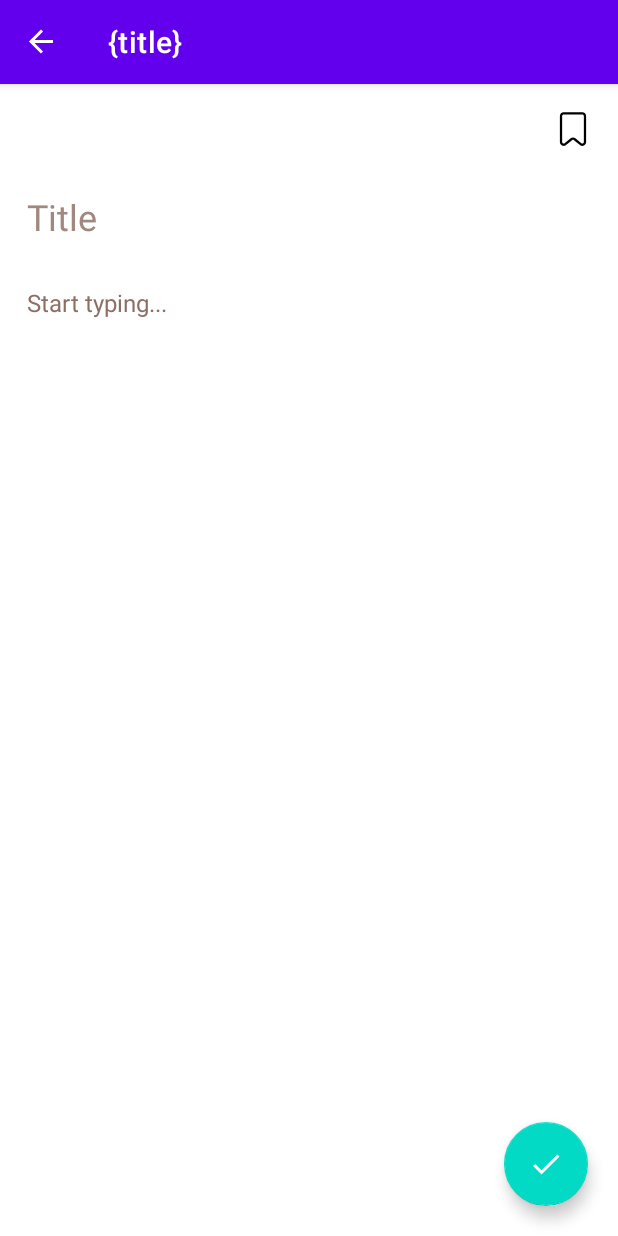
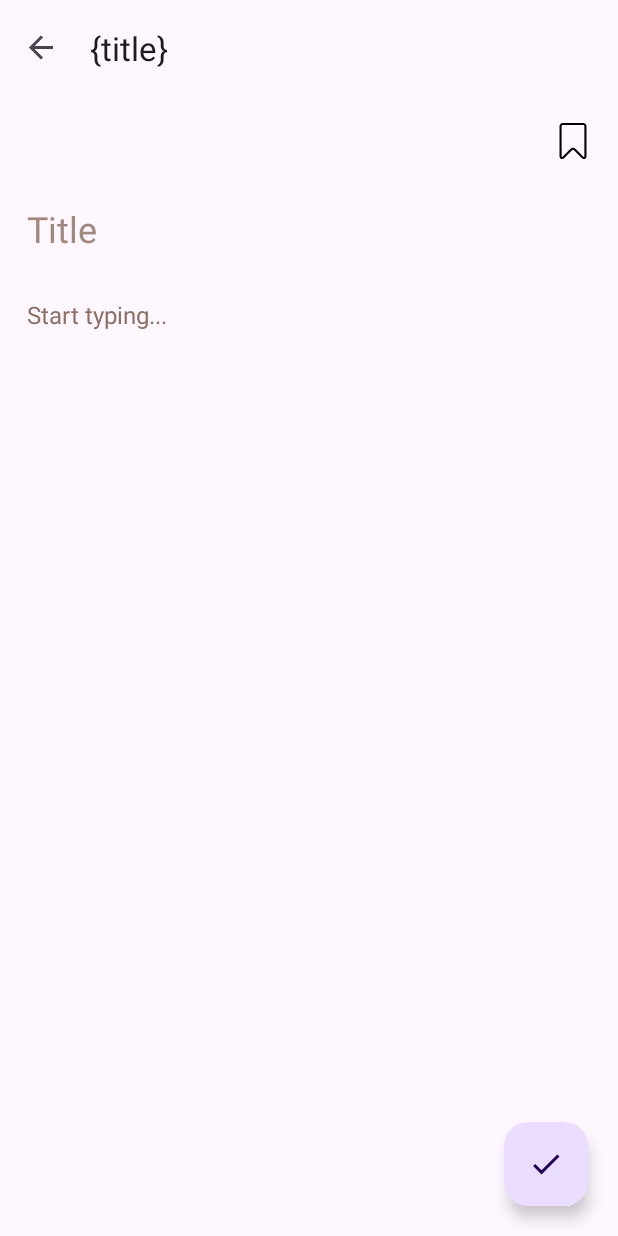
Before and after one commit to mamunur-rashid-johny/todoApp, an Android app: the screen it shows after launch (MainActivity), after a tap on "Task add fab button", on a phone screen of 412 x 824 dp. Run offline under Robolectric (Android 15) with nearby library versions, the phone set to English and light mode, and no system bars; our stand-ins replace Dagger/Hilt's generated code, Room's generated code, navigation-ui.

Commit message:
fix:migrate theme to material3

```diff
--- a/app/src/main/java/com/qubelex/todoapp/ui/MainActivity.kt
+++ b/app/src/main/java/com/qubelex/todoapp/ui/MainActivity.kt
@@ -6,22 +6,29 @@ import androidx.appcompat.app.AppCompatActivity
 import androidx.navigation.NavController
 import androidx.navigation.fragment.NavHostFragment
 import androidx.navigation.fragment.findNavController
+import androidx.navigation.ui.AppBarConfiguration
 import androidx.navigation.ui.setupActionBarWithNavController
 import com.qubelex.todoapp.R
+import com.qubelex.todoapp.databinding.ActivityMainBinding
 import dagger.hilt.android.AndroidEntryPoint
 
 @AndroidEntryPoint
 class MainActivity : AppCompatActivity() {
     private lateinit var navController: NavController
+    private lateinit var appBarConfiguration: AppBarConfiguration
+    private lateinit var binding: ActivityMainBinding
     override fun onCreate(savedInstanceState: Bundle?) {
         super.onCreate(savedInstanceState)
-        setContentView(R.layout.activity_main)
+        binding = ActivityMainBinding.inflate(layoutInflater)
+        setContentView(binding.root)
+
+        setSupportActionBar(binding.toolbar)
 
         val navHost =
             supportFragmentManager.findFragmentById(R.id.nav_host_fragment) as NavHostFragment
         navController = navHost.findNavController()
-
-        setupActionBarWithNavController(navController)
+        appBarConfiguration = AppBarConfiguration(navController.graph)
+        setupActionBarWithNavController(navController,appBarConfiguration)
     }
 
 
--- a/app/src/main/java/com/qubelex/todoapp/ui/add_edit/AddEditFragment.kt
+++ b/app/src/main/java/com/qubelex/todoapp/ui/add_edit/AddEditFragment.kt
@@ -1,9 +1,12 @@
 package com.qubelex.todoapp.ui.add_edit
 
 import android.os.Bundle
+import android.util.Log
 import android.view.View
 import android.view.animation.AnimationUtils
+import android.view.animation.OvershootInterpolator
 import androidx.core.os.bundleOf
+import androidx.core.view.ViewCompat
 import androidx.core.view.isVisible
 import androidx.core.widget.addTextChangedListener
 import androidx.fragment.app.Fragment
--- a/app/src/main/res/drawable/ic_add.xml
+++ b/app/src/main/res/drawable/ic_add.xml
@@ -1,5 +1,5 @@
-<vector android:height="24dp" android:tint="@color/white"
+<vector android:height="24dp" android:tint="?attr/colorSurface"
     android:viewportHeight="24" android:viewportWidth="24"
     android:width="24dp" xmlns:android="http://schemas.android.com/apk/res/android">
-    <path android:fillColor="@android:color/white" android:pathData="M19,13h-6v6h-2v-6H5v-2h6V5h2v6h6v2z"/>
+    <path android:fillColor="?attr/colorSurface" android:pathData="M19,13h-6v6h-2v-6H5v-2h6V5h2v6h6v2z"/>
 </vector>
--- a/app/src/main/res/drawable/ic_check.xml
+++ b/app/src/main/res/drawable/ic_check.xml
@@ -1,5 +1,5 @@
-<vector android:height="24dp" android:tint="#000000"
+<vector android:height="24dp" android:tint="?attr/colorSurface"
     android:viewportHeight="24" android:viewportWidth="24"
     android:width="24dp" xmlns:android="http://schemas.android.com/apk/res/android">
-    <path android:fillColor="@android:color/white" android:pathData="M9,16.17L4.83,12l-1.42,1.41L9,19 21,7l-1.41,-1.41z"/>
+    <path android:fillColor="?attr/colorSurface" android:pathData="M9,16.17L4.83,12l-1.42,1.41L9,19 21,7l-1.41,-1.41z"/>
 </vector>
--- a/app/src/main/res/drawable/ic_fav.xml
+++ b/app/src/main/res/drawable/ic_fav.xml
@@ -1,4 +1,4 @@
-<vector android:height="24dp" android:viewportHeight="64"
-    android:viewportWidth="64" android:width="24dp" xmlns:android="http://schemas.android.com/apk/res/android">
-    <path android:fillColor="#000000" android:pathData="m15.4,62c-1,0 -2,-0.2 -2.9,-0.7 -2.4,-1.1 -3.8,-3.4 -3.8,-6.1v-46.5c0,-3.7 3,-6.7 6.7,-6.7h33.2c3.7,0 6.7,3 6.7,6.7v46.6c0,2.6 -1.5,4.9 -3.8,6.1 -2.4,1.1 -5.1,0.8 -7.1,-0.9l-10.7,-8.7c-1,-0.8 -2.4,-0.8 -3.4,0l-10.7,8.7c-1.2,1 -2.7,1.5 -4.2,1.5zM32,47.1c1.5,0 3,0.5 4.2,1.5l10.7,8.7c0.8,0.7 1.9,0.8 2.9,0.4 1,-0.5 1.5,-1.4 1.5,-2.4v-46.6c0,-1.5 -1.2,-2.7 -2.7,-2.7h-33.2c-1.5,0 -2.7,1.2 -2.7,2.7v46.6c0,1.1 0.6,2 1.5,2.4 1,0.5 2,0.3 2.9,-0.4l10.7,-8.7c1.2,-0.9 2.7,-1.5 4.2,-1.5z"/>
+<vector android:height="24dp" android:viewportHeight="511.96"
+    android:viewportWidth="511.96" android:width="24dp" xmlns:android="http://schemas.android.com/apk/res/android">
+    <path android:fillColor="#000000" android:pathData="m400.58,0h-289.2c-25.49,0 -47.13,20.56 -47.13,47.13v427.63c0.08,33.73 41.28,49.56 64.7,25.88l110.24,-110.2c8.83,-9.22 24.76,-9.22 33.59,0l110.24,110.2c23.43,23.69 64.63,7.84 64.7,-25.88v-427.63c0,-26.58 -21.65,-47.13 -47.13,-47.13zM417.71,474.76c-0.04,7.14 -8.91,9.5 -13.51,4.65 -22.04,-22.07 -84.88,-84.9 -110.19,-110.16 -19.91,-20.83 -56.12,-20.83 -76.02,-0.04 -17.49,17.45 -51.71,51.67 -78.7,78.64l-31.39,31.38c-4.52,4.8 -13.51,3.2 -13.66,-4.19v-427.9c0,-9.58 7.77,-17.13 17.13,-17.13h289.2c9.35,0 17.13,7.54 17.13,17.13z"/>
 </vector>
--- a/app/src/main/res/drawable/ic_fav_fill.xml
+++ b/app/src/main/res/drawable/ic_fav_fill.xml
@@ -1,5 +1,4 @@
-<vector android:height="24dp" android:viewportHeight="64"
-    android:viewportWidth="64" android:width="24dp" xmlns:android="http://schemas.android.com/apk/res/android">
-    <path android:fillColor="#2b3954" android:pathData="m15.4,62c-1,0 -2,-0.2 -2.9,-0.7 -2.4,-1.1 -3.8,-3.4 -3.8,-6.1v-46.5c0,-3.7 3,-6.7 6.7,-6.7h33.2c3.7,0 6.7,3 6.7,6.7v46.6c0,2.6 -1.5,4.9 -3.8,6.1 -2.4,1.1 -5.1,0.8 -7.1,-0.9l-10.7,-8.7c-1,-0.8 -2.4,-0.8 -3.4,0l-10.7,8.7c-1.2,1 -2.7,1.5 -4.2,1.5zM32,47.1c1.5,0 3,0.5 4.2,1.5l10.7,8.7c0.8,0.7 1.9,0.8 2.9,0.4 1,-0.5 1.5,-1.4 1.5,-2.4v-46.6c0,-1.5 -1.2,-2.7 -2.7,-2.7h-33.2c-1.5,0 -2.7,1.2 -2.7,2.7v46.6c0,1.1 0.6,2 1.5,2.4 1,0.5 2,0.3 2.9,-0.4l10.7,-8.7c1.2,-0.9 2.7,-1.5 4.2,-1.5z"/>
-    <path android:fillColor="#03b8ff" android:pathData="m40.9,16.4h-17.6c-1.1,0 -2,-0.9 -2,-2s0.9,-2 2,-2h17.5c1.1,0 2,0.9 2,2s-0.8,2 -1.9,2z"/>
+<vector android:height="24dp" android:viewportHeight="511.96"
+    android:viewportWidth="511.96" android:width="24dp" xmlns:android="http://schemas.android.com/apk/res/android">
+    <path android:fillColor="#000000" android:pathData="m400.58,0h-289.2c-25.49,0 -47.13,20.56 -47.13,47.13v427.63c0.08,33.73 41.28,49.56 64.7,25.88l110.24,-110.2c8.83,-9.22 24.76,-9.22 33.59,0l110.24,110.2c23.43,23.69 64.63,7.84 64.7,-25.88v-427.63c0,-26.58 -21.65,-47.13 -47.13,-47.13z"/>
 </vector>
--- a/app/src/main/res/drawable/ic_filter_list.xml
+++ b/app/src/main/res/drawable/ic_filter_list.xml
@@ -1,5 +1,5 @@
-<vector android:height="24dp" android:tint="#FFFFFF"
+<vector android:height="24dp" android:tint="?attr/colorOnBackground"
     android:viewportHeight="24" android:viewportWidth="24"
     android:width="24dp" xmlns:android="http://schemas.android.com/apk/res/android">
-    <path android:fillColor="@android:color/white" android:pathData="M10,18h4v-2h-4v2zM3,6v2h18L21,6L3,6zM6,13h12v-2L6,11v2z"/>
+    <path android:fillColor="?attr/colorOnBackground" android:pathData="M10,18h4v-2h-4v2zM3,6v2h18L21,6L3,6zM6,13h12v-2L6,11v2z"/>
 </vector>
--- a/app/src/main/res/drawable/ic_search.xml
+++ b/app/src/main/res/drawable/ic_search.xml
@@ -1,5 +1,5 @@
-<vector android:height="24dp" android:tint="#FFFFFF"
+<vector android:height="24dp" android:tint="?attr/colorOnBackground"
     android:viewportHeight="24" android:viewportWidth="24"
     android:width="24dp" xmlns:android="http://schemas.android.com/apk/res/android">
-    <path android:fillColor="@android:color/white" android:pathData="M15.5,14h-0.79l-0.28,-0.27C15.41,12.59 16,11.11 16,9.5 16,5.91 13.09,3 9.5,3S3,5.91 3,9.5 5.91,16 9.5,16c1.61,0 3.09,-0.59 4.23,-1.57l0.27,0.28v0.79l5,4.99L20.49,19l-4.99,-5zM9.5,14C7.01,14 5,11.99 5,9.5S7.01,5 9.5,5 14,7.01 14,9.5 11.99,14 9.5,14z"/>
+    <path android:fillColor="?attr/colorOnBackground" android:pathData="M15.5,14h-0.79l-0.28,-0.27C15.41,12.59 16,11.11 16,9.5 16,5.91 13.09,3 9.5,3S3,5.91 3,9.5 5.91,16 9.5,16c1.61,0 3.09,-0.59 4.23,-1.57l0.27,0.28v0.79l5,4.99L20.49,19l-4.99,-5zM9.5,14C7.01,14 5,11.99 5,9.5S7.01,5 9.5,5 14,7.01 14,9.5 11.99,14 9.5,14z"/>
 </vector>
--- a/app/src/main/res/layout/activity_main.xml
+++ b/app/src/main/res/layout/activity_main.xml
@@ -1,19 +1,39 @@
 <?xml version="1.0" encoding="utf-8"?>
-<androidx.coordinatorlayout.widget.CoordinatorLayout xmlns:android="http://schemas.android.com/apk/res/android"
+<androidx.constraintlayout.widget.ConstraintLayout xmlns:android="http://schemas.android.com/apk/res/android"
     xmlns:tools="http://schemas.android.com/tools"
     android:layout_width="match_parent"
     android:layout_height="match_parent"
     xmlns:app="http://schemas.android.com/apk/res-auto"
     tools:context=".ui.MainActivity">
 
+    <com.google.android.material.appbar.AppBarLayout
+        android:id="@+id/appBar"
+        android:layout_width="match_parent"
+        android:layout_height="wrap_content"
+        android:fitsSystemWindows="true"
+        app:layout_constraintEnd_toEndOf="parent"
+        app:layout_constraintStart_toStartOf="parent"
+        app:layout_constraintTop_toTopOf="parent">
+
+        <com.google.android.material.appbar.MaterialToolbar
+            android:id="@+id/toolbar"
+            android:layout_width="match_parent"
+            android:layout_height="?attr/actionBarSize" />
+
+    </com.google.android.material.appbar.AppBarLayout>
+
     <androidx.fragment.app.FragmentContainerView
         android:id="@+id/nav_host_fragment"
         android:layout_width="match_parent"
-        android:layout_height="match_parent"
+        android:layout_height="0dp"
+        app:layout_constraintStart_toStartOf="parent"
+        app:layout_constraintEnd_toEndOf="parent"
+        app:layout_constraintTop_toBottomOf="@id/appBar"
+        app:layout_constraintBottom_toBottomOf="parent"
         android:name="androidx.navigation.fragment.NavHostFragment"
         app:defaultNavHost="true"
         app:navGraph="@navigation/navigation"/>
 
 
 
-</androidx.coordinatorlayout.widget.CoordinatorLayout>
+</androidx.constraintlayout.widget.ConstraintLayout>
--- a/app/src/main/res/layout/fragment_add_edit_task.xml
+++ b/app/src/main/res/layout/fragment_add_edit_task.xml
@@ -66,7 +66,7 @@
             android:textColorHint="#8D6E63"
             android:textCursorDrawable="@drawable/cursor_color"
             android:textSize="16sp"
-            tools:ignore="Autofill" />
+            tools:ignore="Autofill,TouchTargetSizeCheck" />
     </LinearLayout>
 
     <com.google.android.material.floatingactionbutton.FloatingActionButton
@@ -76,7 +76,6 @@
         android:layout_gravity="end|bottom"
         android:layout_margin="20dp"
         android:src="@drawable/ic_check"
-        app:tint="@color/white"
         tools:ignore="ContentDescription,SpeakableTextPresentCheck,ImageContrastCheck" />
 
 </androidx.coordinatorlayout.widget.CoordinatorLayout>
--- a/app/src/main/res/layout/fragment_task.xml
+++ b/app/src/main/res/layout/fragment_task.xml
@@ -17,7 +17,6 @@
         android:layout_height="wrap_content"
         android:layout_gravity="end|bottom"
         android:layout_margin="20dp"
-        app:tint="@color/white"
         app:srcCompat="@drawable/ic_add"
         android:contentDescription="@string/add_task" />
 
--- a/app/src/main/res/values-night/themes.xml
+++ b/app/src/main/res/values-night/themes.xml
@@ -1,6 +1,6 @@
 <resources xmlns:tools="http://schemas.android.com/tools">
     <!-- Base application theme. -->
-    <style name="Theme.TodoApp" parent="Theme.MaterialComponents.DayNight.DarkActionBar">
+    <style name="Theme.TodoApp" parent="Theme.Material3.DayNight.NoActionBar">
         <!-- Primary brand color. -->
         <item name="colorPrimary">@color/purple_200</item>
         <item name="colorPrimaryVariant">@color/purple_700</item>
--- a/app/src/main/res/values/themes.xml
+++ b/app/src/main/res/values/themes.xml
@@ -1,6 +1,6 @@
 <resources xmlns:tools="http://schemas.android.com/tools">
     <!-- Base application theme. -->
-    <style name="Theme.TodoApp" parent="Theme.MaterialComponents.DayNight.DarkActionBar">
+    <style name="Theme.TodoApp" parent="Theme.Material3.DayNight.NoActionBar">
         <!-- Primary brand color. -->
         <item name="colorPrimary">@color/purple_500</item>
         <item name="colorPrimaryVariant">@color/purple_700</item>
```
Also changed, not shown: app/src/main/java/com/qubelex/todoapp/ui/note/TaskFragment.kt (+18 -10 lines), 1 other file.
